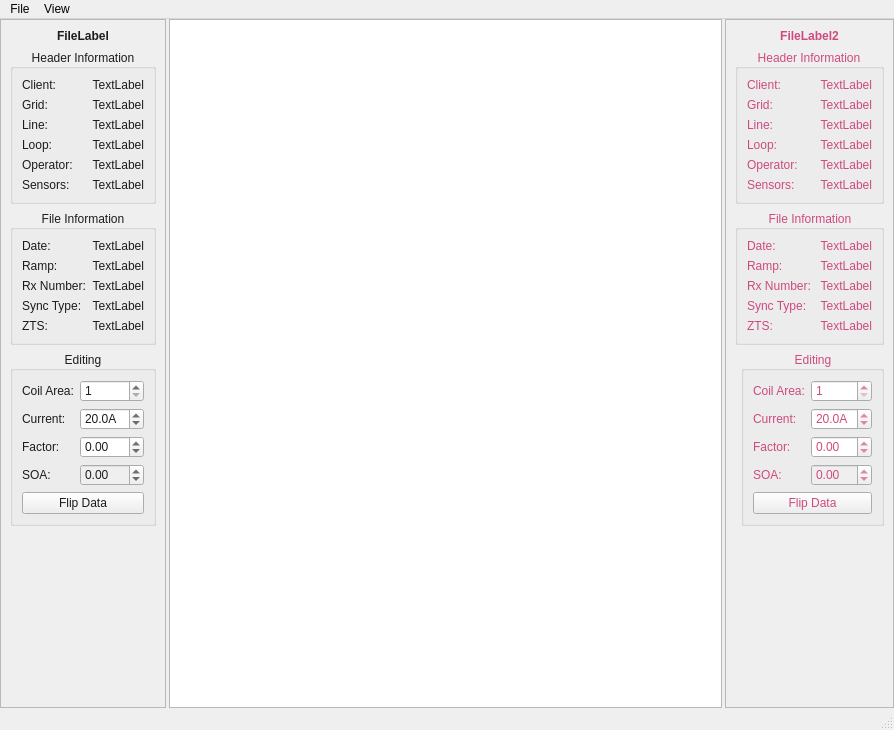
Eric-Meunier/Processor-Suite, file src/ui/pem_merger.ui: the form before one commit.
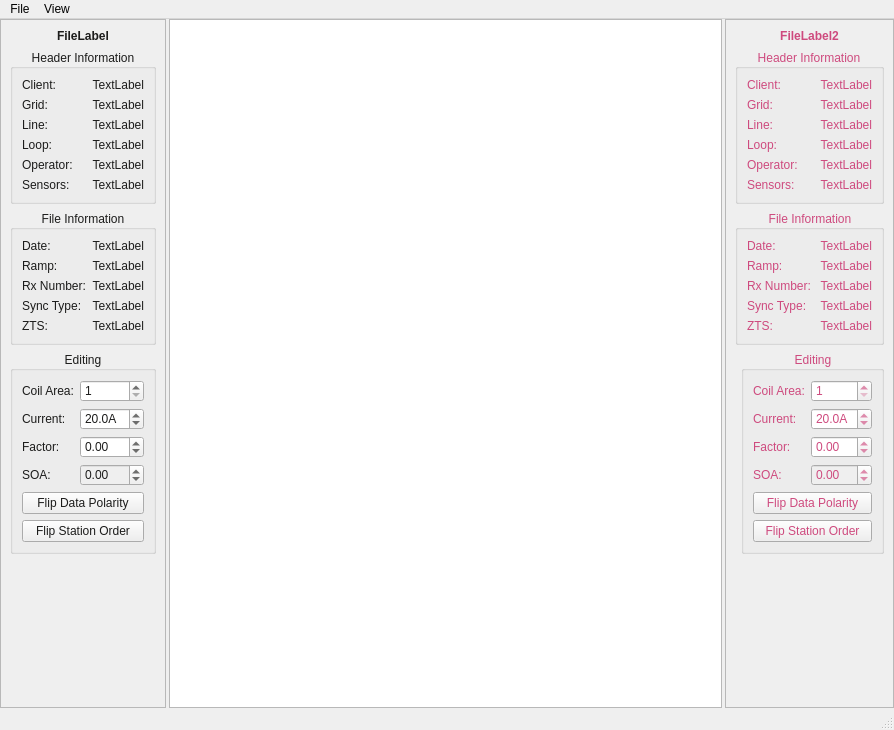
The form after the commit. Custom widgets are drawn as their Qt base class.

Commit message: QuickMap will now remove the ruler when Escape or Delete is pressed. Added station order reversal to PEMMerger.

The edit to the form file:
```diff
--- a/src/ui/pem_merger.ui
+++ b/src/ui/pem_merger.ui
@@ -519,7 +519,7 @@
              </size>
             </property>
             <property name="text">
-             <string>Flip Data</string>
+             <string>Flip Data Polarity</string>
             </property>
            </widget>
           </item>
@@ -533,6 +533,13 @@
             </property>
            </widget>
           </item>
+          <item row="5" column="0" colspan="2">
+           <widget class="QPushButton" name="flip_stations_btn_1">
+            <property name="text">
+             <string>Flip Station Order</string>
+            </property>
+           </widget>
+          </item>
          </layout>
         </widget>
        </item>
@@ -1078,7 +1085,7 @@
              <bool>true</bool>
             </property>
             <property name="text">
-             <string>Flip Data</string>
+             <string>Flip Data Polarity</string>
             </property>
            </widget>
           </item>
@@ -1105,6 +1112,13 @@
             </property>
            </widget>
           </item>
+          <item row="5" column="0" colspan="2">
+           <widget class="QPushButton" name="flip_stations_btn_2">
+            <property name="text">
+             <string>Flip Station Order</string>
+            </property>
+           </widget>
+          </item>
          </layout>
         </widget>
        </item>
```
The commit also changes 7 other files.
